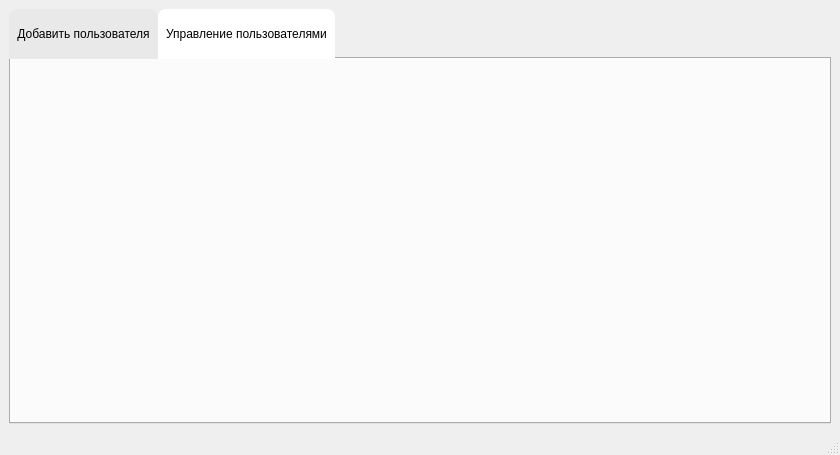
This is MDKP/adminwindow.ui in MiFit1/OSOGO as Qt 5 draws it before an edit. The edited form follows.
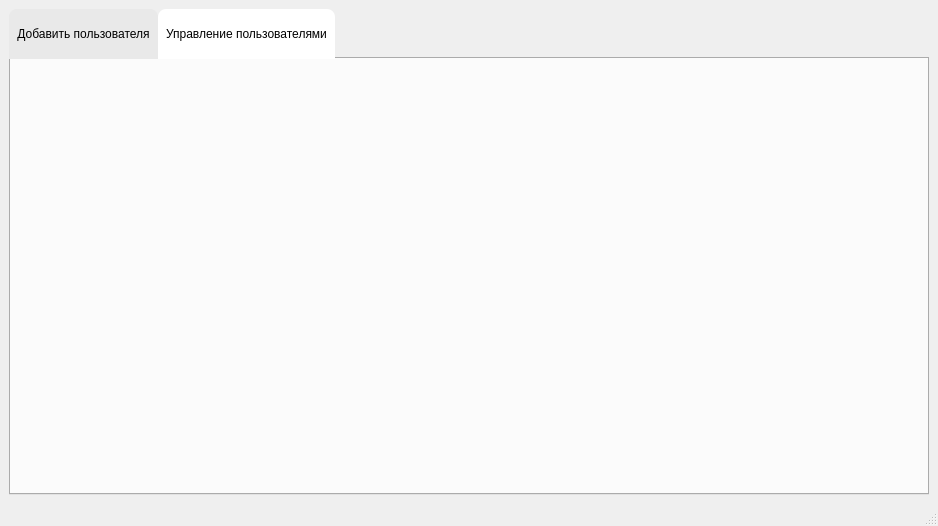
This is the edited form. The open tabs and pages were chosen to show the change. Icons and pictures are not drawn.

What changed in the file:
```diff
--- a/MDKP/adminwindow.ui
+++ b/MDKP/adminwindow.ui
@@ -6,8 +6,8 @@
    <rect>
     <x>0</x>
     <y>0</y>
-    <width>840</width>
-    <height>455</height>
+    <width>938</width>
+    <height>526</height>
    </rect>
   </property>
   <property name="windowTitle">
```
Left out of the diff: 6 changed lines with no effect on the pictures.
